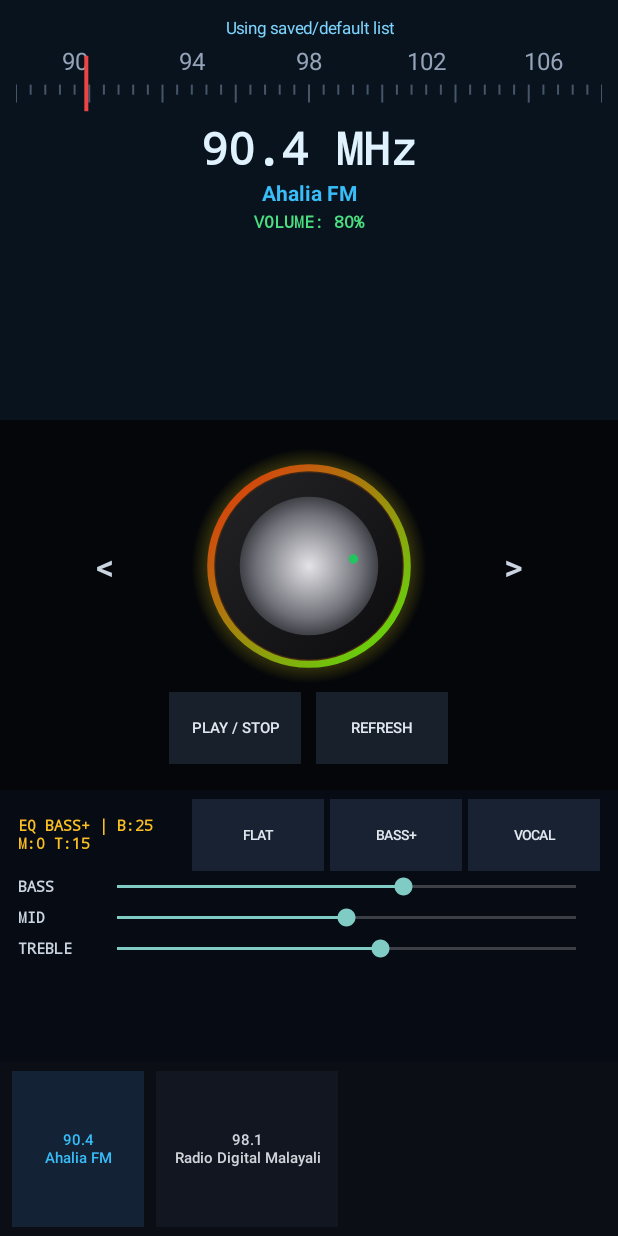
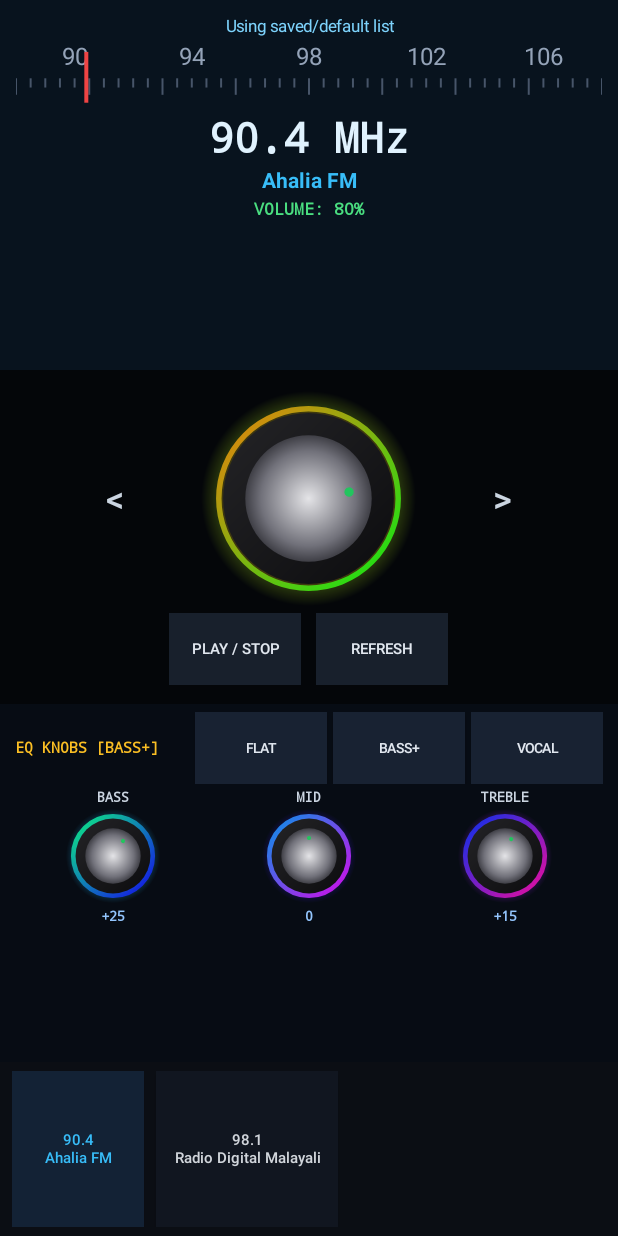
Before and after one commit to archanaammu1556-pixel/shopzy-local-apk-, an Android app: the screen it shows after launch (MainActivity), on a phone screen of 412 x 824 dp. Run offline under Robolectric (Android 15) with nearby library versions, the phone set to English and light mode, and no system bars.

Commit message:
Use small ambient color rotary knobs for Bass, Mid, and Treble EQ

```diff
--- a/app/src/main/java/com/mallufm/radio/MainActivity.java
+++ b/app/src/main/java/com/mallufm/radio/MainActivity.java
@@ -21,7 +21,6 @@ import android.view.animation.LinearInterpolator;
 import android.widget.Button;
 import android.widget.HorizontalScrollView;
 import android.widget.LinearLayout;
-import android.widget.SeekBar;
 import android.widget.TextView;
 import org.json.JSONArray;
 import org.json.JSONObject;
@@ -53,14 +52,17 @@ public class MainActivity extends Activity {
     private Equalizer equalizer;
     private TunerScaleView scaleView;
     private TunerKnobView knobView;
+    private TunerKnobView bassKnob;
+    private TunerKnobView midKnob;
+    private TunerKnobView trebleKnob;
     private TextView freqText;
     private TextView channelNameText;
     private TextView statusText;
     private TextView volumeText;
     private TextView eqStatusText;
-    private SeekBar bassSeek;
-    private SeekBar midSeek;
-    private SeekBar trebleSeek;
+    private TextView bassValText;
+    private TextView midValText;
+    private TextView trebleValText;
     private LinearLayout presetLayout;
     private int currentIndex = -1;
     private boolean isPlaying = false;
@@ -84,7 +86,7 @@ public class MainActivity extends Activity {
         LinearLayout topPanel = new LinearLayout(this);
         topPanel.setOrientation(LinearLayout.VERTICAL);
         topPanel.setBackgroundColor(Color.parseColor("#08131E"));
-        topPanel.setPadding(16, 16, 16, 10);
+        topPanel.setPadding(16, 14, 16, 8);
 
         statusText = new TextView(this);
         statusText.setText("Loading Malayalam FM...");
@@ -95,13 +97,13 @@ public class MainActivity extends Activity {
 
         scaleView = new TunerScaleView(this);
         LinearLayout.LayoutParams scaleParams = new LinearLayout.LayoutParams(
-                LinearLayout.LayoutParams.MATCH_PARENT, dp(48));
-        scaleParams.topMargin = dp(4);
+                LinearLayout.LayoutParams.MATCH_PARENT, dp(44));
+        scaleParams.topMargin = dp(3);
         topPanel.addView(scaleView, scaleParams);
 
         freqText = new TextView(this);
         freqText.setText("98.1 MHz");
-        freqText.setTextSize(30f);
+        freqText.setTextSize(28f);
         freqText.setTypeface(Typeface.MONOSPACE, Typeface.BOLD);
         freqText.setTextColor(Color.parseColor("#E0F2FE"));
         freqText.setGravity(Gravity.CENTER);
@@ -125,7 +127,7 @@ public class MainActivity extends Activity {
         topPanel.addView(volumeText);
 
         LinearLayout.LayoutParams topParams = new LinearLayout.LayoutParams(
-                LinearLayout.LayoutParams.MATCH_PARENT, 0, 0.34f);
+                LinearLayout.LayoutParams.MATCH_PARENT, 0, 0.30f);
         root.addView(topPanel, topParams);
 
         // Middle Rotary Volume Knob with Ambient Light & < > Tuning Buttons
@@ -133,7 +135,7 @@ public class MainActivity extends Activity {
         middlePanel.setOrientation(LinearLayout.VERTICAL);
         middlePanel.setGravity(Gravity.CENTER);
         middlePanel.setBackgroundColor(Color.parseColor("#040609"));
-        middlePanel.setPadding(12, 6, 12, 6);
+        middlePanel.setPadding(12, 4, 12, 4);
 
         LinearLayout dialRow = new LinearLayout(this);
         dialRow.setOrientation(LinearLayout.HORIZONTAL);
@@ -148,8 +150,8 @@ public class MainActivity extends Activity {
         });
         dialRow.addView(prevBtn);
 
-        knobView = new TunerKnobView(this);
-        LinearLayout.LayoutParams knobParams = new LinearLayout.LayoutParams(dp(160), dp(160));
+        knobView = new TunerKnobView(this, 8500L, 0f);
+        LinearLayout.LayoutParams knobParams = new LinearLayout.LayoutParams(dp(146), dp(146));
         knobParams.leftMargin = dp(12);
         knobParams.rightMargin = dp(12);
         knobView.setOnRotateListener(new TunerKnobView.OnRotateListener() {
@@ -175,7 +177,7 @@ public class MainActivity extends Activity {
         LinearLayout actionRow = new LinearLayout(this);
         actionRow.setOrientation(LinearLayout.HORIZONTAL);
         actionRow.setGravity(Gravity.CENTER);
-        actionRow.setPadding(0, dp(4), 0, 0);
+        actionRow.setPadding(0, dp(3), 0, 0);
 
         Button playPauseBtn = createActionButton("PLAY / STOP");
         playPauseBtn.setOnClickListener(new View.OnClickListener() {
@@ -209,21 +211,21 @@ public class MainActivity extends Activity {
         middlePanel.addView(actionRow);
 
         LinearLayout.LayoutParams midParams = new LinearLayout.LayoutParams(
-                LinearLayout.LayoutParams.MATCH_PARENT, 0, 0.30f);
+                LinearLayout.LayoutParams.MATCH_PARENT, 0, 0.27f);
         root.addView(middlePanel, midParams);
 
-        // Equalizer Section (Bass / Mid / Treble + Quick EQ Presets)
+        // Equalizer Section with Small Ambient Color Knobs (Bass / Mid / Treble)
         LinearLayout eqPanel = new LinearLayout(this);
         eqPanel.setOrientation(LinearLayout.VERTICAL);
         eqPanel.setBackgroundColor(Color.parseColor("#070C14"));
-        eqPanel.setPadding(dp(12), dp(6), dp(12), dp(6));
+        eqPanel.setPadding(dp(10), dp(5), dp(10), dp(5));
 
         LinearLayout eqHeader = new LinearLayout(this);
         eqHeader.setOrientation(LinearLayout.HORIZONTAL);
         eqHeader.setGravity(Gravity.CENTER_VERTICAL);
 
         eqStatusText = new TextView(this);
-        eqStatusText.setText("EQ: CUSTOM");
+        eqStatusText.setText("EQ KNOBS");
         eqStatusText.setTextSize(10f);
         eqStatusText.setTypeface(Typeface.MONOSPACE, Typeface.BOLD);
         eqStatusText.setTextColor(Color.parseColor("#FBBF24"));
@@ -260,47 +262,51 @@ public class MainActivity extends Activity {
 
         eqPanel.addView(eqHeader);
 
-        bassSeek = new SeekBar(this);
-        bassSeek.setMax(200);
-        eqPanel.addView(createBandRow("BASS", bassSeek, new SeekBar.OnSeekBarChangeListener() {
+        LinearLayout knobsRow = new LinearLayout(this);
+        knobsRow.setOrientation(LinearLayout.HORIZONTAL);
+        knobsRow.setGravity(Gravity.CENTER);
+        knobsRow.setPadding(0, dp(2), 0, 0);
+
+        bassValText = new TextView(this);
+        bassKnob = new TunerKnobView(this, 6500L, 0f);
+        bassKnob.setOnRotateListener(new TunerKnobView.OnRotateListener() {
             @Override
-            public void onProgressChanged(SeekBar seekBar, int progress, boolean fromUser) {
-                bassLevel = progress - 100;
-                if (fromUser) updateEqLabel("CUSTOM");
+            public void onRotateDelta(float deltaDegrees, float knobAngle) {
+                bassLevel = Math.max(-100, Math.min(100, bassLevel + Math.round(deltaDegrees / 1.35f)));
+                syncEqKnobsAndLabels("CUSTOM");
                 applyEqualizerSettings();
             }
-            @Override public void onStartTrackingTouch(SeekBar seekBar) {}
-            @Override public void onStopTrackingTouch(SeekBar seekBar) {}
-        }));
+        });
+        knobsRow.addView(createSmallEqKnobColumn("BASS", bassKnob, bassValText));
 
-        midSeek = new SeekBar(this);
-        midSeek.setMax(200);
-        eqPanel.addView(createBandRow("MID", midSeek, new SeekBar.OnSeekBarChangeListener() {
+        midValText = new TextView(this);
+        midKnob = new TunerKnobView(this, 7500L, 120f);
+        midKnob.setOnRotateListener(new TunerKnobView.OnRotateListener() {
             @Override
-            public void onProgressChanged(SeekBar seekBar, int progress, boolean fromUser) {
-                midLevel = progress - 100;
-                if (fromUser) updateEqLabel("CUSTOM");
+            public void onRotateDelta(float deltaDegrees, float knobAngle) {
+                midLevel = Math.max(-100, Math.min(100, midLevel + Math.round(deltaDegrees / 1.35f)));
+                syncEqKnobsAndLabels("CUSTOM");
                 applyEqualizerSettings();
             }
-            @Override public void onStartTrackingTouch(SeekBar seekBar) {}
-            @Override public void onStopTrackingTouch(SeekBar seekBar) {}
-        }));
+        });
+        knobsRow.addView(createSmallEqKnobColumn("MID", midKnob, midValText));
 
-        trebleSeek = new SeekBar(this);
-        trebleSeek.setMax(200);
-        eqPanel.addView(createBandRow("TREBLE", trebleSeek, new SeekBar.OnSeekBarChangeListener() {
+        trebleValText = new TextView(this);
+        trebleKnob = new TunerKnobView(this, 9500L, 240f);
+        trebleKnob.setOnRotateListener(new TunerKnobView.OnRotateListener() {
             @Override
-            public void onProgressChanged(SeekBar seekBar, int progress, boolean fromUser) {
-                trebleLevel = progress - 100;
-                if (fromUser) updateEqLabel("CUSTOM");
+            public void onRotateDelta(float deltaDegrees, float knobAngle) {
+                trebleLevel = Math.max(-100, Math.min(100, trebleLevel + Math.round(deltaDegrees / 1.35f)));
+                syncEqKnobsAndLabels("CUSTOM");
                 applyEqualizerSettings();
             }
-            @Override public void onStartTrackingTouch(SeekBar seekBar) {}
-            @Override public void onStopTrackingTouch(SeekBar seekBar) {}
-        }));
+        });
+        knobsRow.addView(createSmallEqKnobColumn("TREBLE", trebleKnob, trebleValText));
+
+        eqPanel.addView(knobsRow);
 
         LinearLayout.LayoutParams eqParams = new LinearLayout.LayoutParams(
-                LinearLayout.LayoutParams.MATCH_PARENT, 0, 0.22f);
+                LinearLayout.LayoutParams.MATCH_PARENT, 0, 0.29f);
         root.addView(eqPanel, eqParams);
 
         // Bottom Channel Preset Bar
@@ -319,8 +325,7 @@ public class MainActivity extends Activity {
         root.addView(presetScroll, botParams);
 
         setContentView(root);
-        syncSeekBarsFromState();
-        updateEqLabel("BASS+");
+        syncEqKnobsAndLabels("BASS+");
         loadDefaultChannels();
         renderChannelButtons();
         updateTunerDisplay(-1);
@@ -328,25 +333,34 @@ public class MainActivity extends Activity {
         fetchChannelsAsync(false);
     }
 
-    private LinearLayout createBandRow(String title, SeekBar bar, SeekBar.OnSeekBarChangeListener listener) {
-        LinearLayout row = new LinearLayout(this);
-        row.setOrientation(LinearLayout.HORIZONTAL);
-        row.setGravity(Gravity.CENTER_VERTICAL);
-        row.setPadding(0, dp(1), 0, dp(1));
+    private LinearLayout createSmallEqKnobColumn(String title, TunerKnobView knob, TextView valueView) {
+        LinearLayout col = new LinearLayout(this);
+        col.setOrientation(LinearLayout.VERTICAL);
+        col.setGravity(Gravity.CENTER);
+        LinearLayout.LayoutParams colLp = new LinearLayout.LayoutParams(
+                0, LinearLayout.LayoutParams.WRAP_CONTENT, 1f);
+        col.setLayoutParams(colLp);
 
-        TextView label = new TextView(this);
-        label.setText(title);
-        label.setTextSize(10f);
-        label.setTypeface(Typeface.MONOSPACE, Typeface.BOLD);
-        label.setTextColor(Color.parseColor("#CBD5E1"));
-        label.setWidth(dp(50));
-        row.addView(label);
+        TextView titleView = new TextView(this);
+        titleView.setText(title);
+        titleView.setTextSize(9f);
+        titleView.setTypeface(Typeface.MONOSPACE, Typeface.BOLD);
+        titleView.setTextColor(Color.parseColor("#CBD5E1"));
+        titleView.setGravity(Gravity.CENTER);
+        col.addView(titleView);
 
-        bar.setOnSeekBarChangeListener(listener);
-        LinearLayout.LayoutParams sbLp = new LinearLayout.LayoutParams(
-                0, LinearLayout.LayoutParams.WRAP_CONTENT, 1f);
-        row.addView(bar, sbLp);
-        return row;
+        LinearLayout.LayoutParams kLp = new LinearLayout.LayoutParams(dp(64), dp(64));
+        kLp.topMargin = dp(1);
+        kLp.bottomMargin = dp(1);
+        col.addView(knob, kLp);
+
+        valueView.setTextSize(9f);
+        valueView.setTypeface(Typeface.MONOSPACE, Typeface.BOLD);
+        valueView.setTextColor(Color.parseColor("#93C5FD"));
+        valueView.setGravity(Gravity.CENTER);
+        col.addView(valueView);
+
+        return col;
     }
 
     private Button createEqPresetButton(String label) {
@@ -370,20 +384,21 @@ public class MainActivity extends Activity {
         bassLevel = bass;
         midLevel = mid;
         trebleLevel = treble;
-        syncSeekBarsFromState();
-        updateEqLabel(modeName);
+        syncEqKnobsAndLabels(modeName);
         applyEqualizerSettings();
     }
 
-    private void syncSeekBarsFromState() {
-        if (bassSeek != null) bassSeek.setProgress(bassLevel + 100);
-        if (midSeek != null) midSeek.setProgress(midLevel + 100);
-        if (trebleSeek != null) trebleSeek.setProgress(trebleLevel + 100);
-    }
+    private void syncEqKnobsAndLabels(String modeName) {
+        if (bassKnob != null) bassKnob.setAngle((bassLevel / 100f) * 135f);
+        if (midKnob != null) midKnob.setAngle((midLevel / 100f) * 135f);
+        if (trebleKnob != null) trebleKnob.setAngle((trebleLevel / 100f) * 135f);
 
-    private void updateEqLabel(String modeName) {
+        if (bassValText != null) bassValText.setText((bassLevel > 0 ? "+" : "") + bassLevel);
+        if (midValText != null) midValText.setText((midLevel > 0 ? "+" : "") + midLevel);
+        if (trebleValText != null) trebleValText.setText((trebleLevel > 0 ? "+" : "") + trebleLevel);
+
         if (eqStatusText != null) {
-            eqStatusText.setText("EQ " + modeName + " | B:" + bassLevel + " M:" + midLevel + " T:" + trebleLevel);
+            eqStatusText.setText("EQ KNOBS [" + modeName + "]");
         }
     }
 
@@ -467,7 +482,7 @@ public class MainActivity extends Activity {
         b.setAllCaps(true);
         b.setTextColor(Color.parseColor("#E2E8F0"));
         b.setBackgroundColor(Color.parseColor("#18202C"));
-        b.setPadding(dp(12), dp(5), dp(12), dp(5));
+        b.setPadding(dp(12), dp(4), dp(12), dp(4));
         return b;
     }
 
@@ -699,9 +714,10 @@ public class MainActivity extends Activity {
     @Override
     protected void onDestroy() {
         super.onDestroy();
-        if (knobView != null) {
-            knobView.stopAmbientAnimation();
-        }
+        if (knobView != null) knobView.stopAmbientAnimation();
+        if (bassKnob != null) bassKnob.stopAmbientAnimation();
+        if (midKnob != null) midKnob.stopAmbientAnimation();
+        if (trebleKnob != null) trebleKnob.stopAmbientAnimation();
         stopPlayback();
     }
 
@@ -766,7 +782,8 @@ public class MainActivity extends Activity {
 
         private float angle = 0f;
         private float lastTouchAngle = 0f;
-        private float hue = 0f;
+        private float hue;
+        private final long cycleDurationMs;
         private ValueAnimator ambientAnimator;
         private OnRotateListener rotateListener;
 
@@ -776,29 +793,32 @@ public class MainActivity extends Activity {
         private final Paint facePaint = new Paint(Paint.ANTI_ALIAS_FLAG);
         private final Paint ledPaint = new Paint(Paint.ANTI_ALIAS_FLAG);
 
-        TunerKnobView(Context context) {
+        TunerKnobView(Context context, long cycleDurationMs, float initialHue) {
             super(context);
+            this.cycleDurationMs = cycleDurationMs;
+            this.hue = initialHue % 360f;
+
             outerRingPaint.setColor(Color.parseColor("#1F2937"));
             facePaint.setColor(Color.parseColor("#9CA3AF"));
             ledPaint.setColor(Color.parseColor("#22C55E"));
 
             ambientRingPaint.setStyle(Paint.Style.STROKE);
-            ambientRingPaint.setStrokeWidth(7f);
+            ambientRingPaint.setStrokeWidth(5.5f);
 
             startAmbientAnimation();
         }
 
         private void startAmbientAnimation() {
             if (ambientAnimator != null) return;
-            ambientAnimator = ValueAnimator.ofFloat(0f, 360f);
-            ambientAnimator.setDuration(9000L);
+            ambientAnimator = ValueAnimator.ofFloat(hue, hue + 360f);
+            ambientAnimator.setDuration(cycleDurationMs);
             ambientAnimator.setRepeatCount(ValueAnimator.INFINITE);
             ambientAnimator.setRepeatMode(ValueAnimator.RESTART);
             ambientAnimator.setInterpolator(new LinearInterpolator());
             ambientAnimator.addUpdateListener(new ValueAnimator.AnimatorUpdateListener() {
                 @Override
                 public void onAnimationUpdate(ValueAnimator animation) {
-                    hue = (Float) animation.getAnimatedValue();
+                    hue = ((Float) animation.getAnimatedValue()) % 360f;
                     invalidate();
                 }
             });
@@ -857,15 +877,15 @@ public class MainActivity extends Activity {
             float maxR = Math.min(cx, cy);
             float knobRadius = maxR * 0.78f;
 
-            int primaryColor = Color.HSVToColor(220, new float[]{hue, 0.95f, 1.0f});
-            int secondaryColor = Color.HSVToColor(220, new float[]{(hue + 90f) % 360f, 0.95f, 1.0f});
-            int glowCenter = Color.HSVToColor(115, new float[]{hue, 0.90f, 1.0f});
+            int primaryColor = Color.HSVToColor(225, new float[]{hue, 0.95f, 1.0f});
+            int secondaryColor = Color.HSVToColor(225, new float[]{(hue + 90f) % 360f, 0.95f, 1.0f});
+            int glowCenter = Color.HSVToColor(120, new float[]{hue, 0.90f, 1.0f});
             int glowMid = Color.HSVToColor(45, new float[]{(hue + 45f) % 360f, 0.90f, 1.0f});
 
             ambientGlowPaint.setShader(new RadialGradient(
                     cx, cy, maxR * 0.98f,
                     new int[]{glowCenter, glowMid, Color.TRANSPARENT},
-                    new float[]{0.68f, 0.86f, 1.0f},
+                    new float[]{0.66f, 0.86f, 1.0f},
                     Shader.TileMode.CLAMP));
             canvas.drawCircle(cx, cy, maxR * 0.98f, ambientGlowPaint);
 
@@ -891,7 +911,7 @@ public class MainActivity extends Activity {
 
             canvas.save();
             canvas.rotate(angle, cx, cy);
-            canvas.drawCircle(cx, cy - innerR * 0.65f, knobRadius * 0.05f, ledPaint);
+            canvas.drawCircle(cx, cy - innerR * 0.65f, knobRadius * 0.055f, ledPaint);
             canvas.restore();
         }
     }
```
